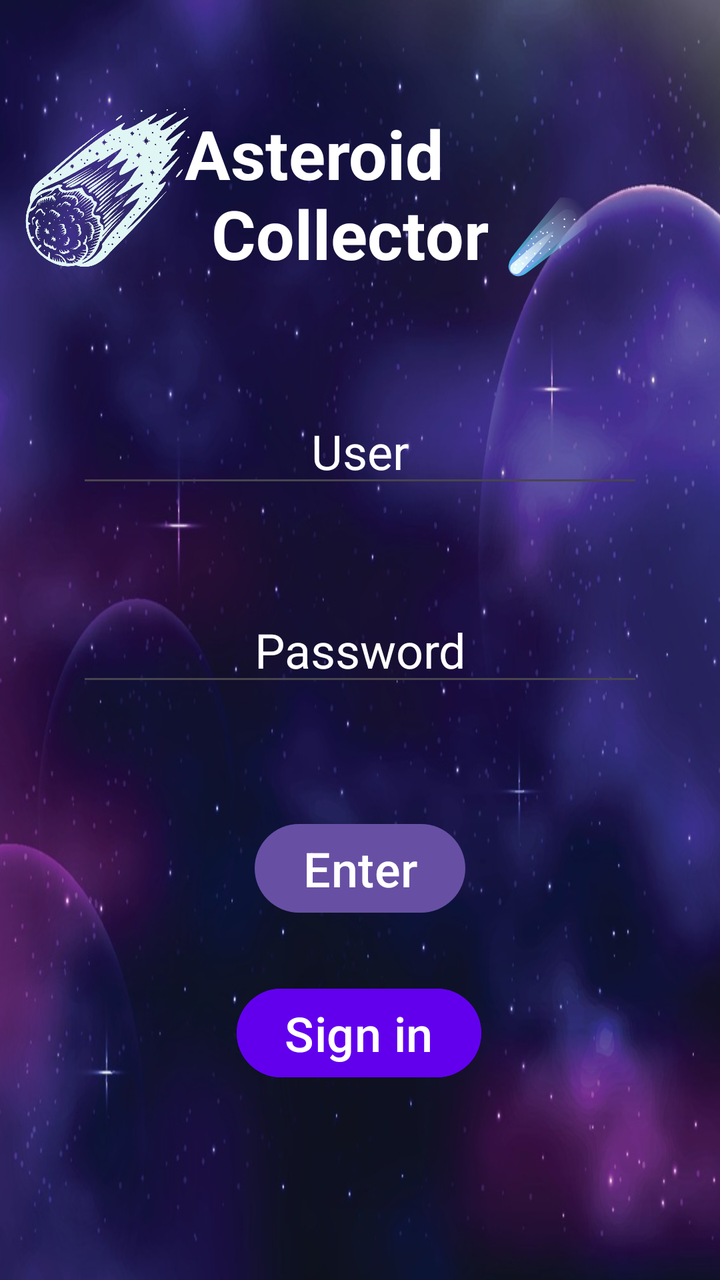
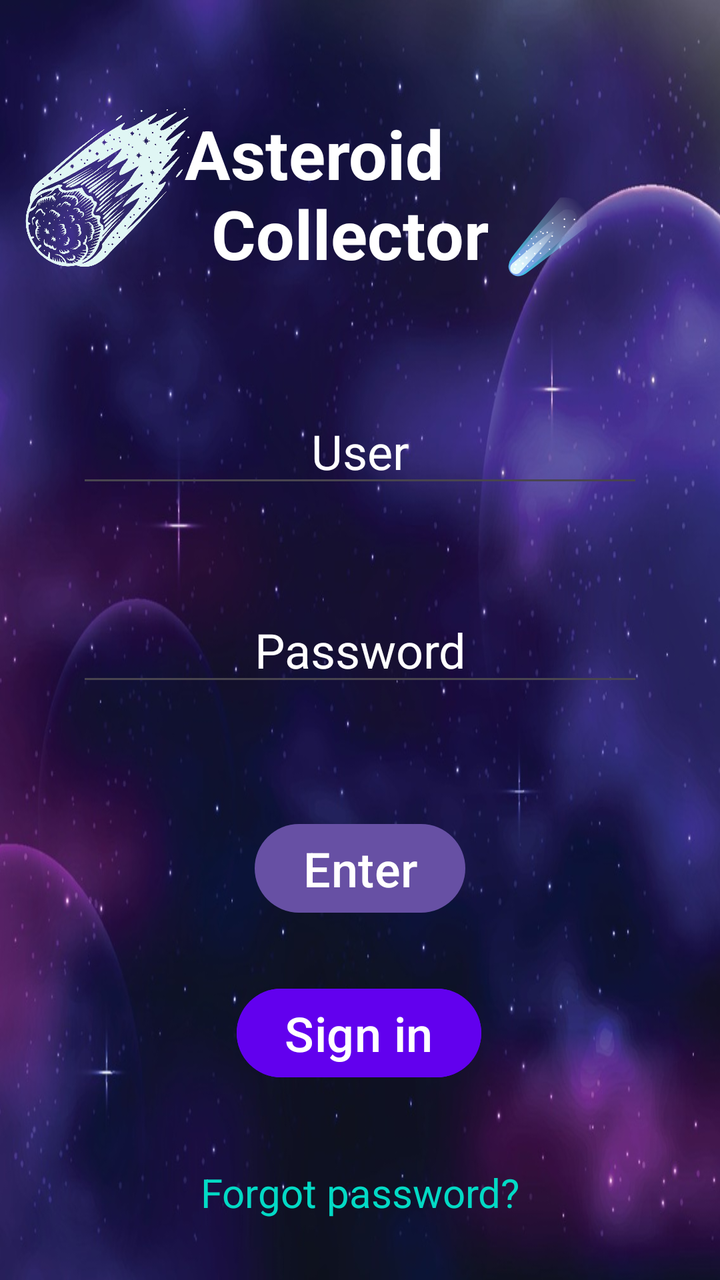

Before-and-after screenshots of an Android layout around one commit, followed by the original layout XML and the change that was made.
<!-- AndroidManifest.xml: activity theme Theme.AsteroidCollector -->
<!-- res/layout/activity_main.xml -->
<?xml version="1.0" encoding="utf-8"?>
<androidx.constraintlayout.widget.ConstraintLayout xmlns:android="http://schemas.android.com/apk/res/android"
    xmlns:app="http://schemas.android.com/apk/res-auto"
    xmlns:tools="http://schemas.android.com/tools"
    android:id="@+id/main"
    android:layout_width="match_parent"
    android:layout_height="match_parent"
    android:background="@drawable/stars_background"
    android:padding="10dp"
    tools:context=".MainActivity">

    <ImageView
        android:id="@+id/imageView"
        android:layout_width="93dp"
        android:layout_height="91dp"
        android:layout_marginTop="40dp"
        android:contentDescription="@string/title"
        app:layout_constraintEnd_toStartOf="@+id/tv_title"
        app:layout_constraintHorizontal_bias="0.343"
        app:layout_constraintStart_toStartOf="parent"
        app:layout_constraintTop_toTopOf="parent"
        app:srcCompat="@drawable/meteor_icon_white" />

    <TextView
        android:id="@+id/tv_title"
        android:layout_width="wrap_content"
        android:layout_height="wrap_content"
        android:layout_marginTop="44dp"
        android:text="@string/title"
        android:textColor="@color/white"
        android:textSize="34sp"
        android:textStyle="bold"
        app:layout_constraintEnd_toEndOf="parent"
        app:layout_constraintHorizontal_bias="0.6"
        app:layout_constraintStart_toStartOf="parent"
        app:layout_constraintTop_toTopOf="parent" />

    <EditText
        android:id="@+id/et_user"
        android:layout_width="wrap_content"
        android:layout_height="wrap_content"
        android:layout_marginTop="60dp"
        android:ems="10"
        android:hint="@string/h_user"
        android:inputType="text"
        android:textAlignment="center"
        android:textColor="@color/white"
        android:textColorHint="@color/white"
        android:textSize="24sp"
        app:layout_constraintEnd_toEndOf="parent"
        app:layout_constraintStart_toStartOf="parent"
        app:layout_constraintTop_toBottomOf="@+id/tv_title" />

    <TextView
        android:id="@+id/tv_e_user"
        android:layout_width="wrap_content"
        android:layout_height="wrap_content"
        android:layout_marginTop="4dp"
        android:text="@string/e_user"
        android:textColor="@color/red"
        android:textSize="20sp"
        android:visibility="gone"
        app:layout_constraintEnd_toEndOf="parent"
        app:layout_constraintStart_toStartOf="parent"
        app:layout_constraintTop_toBottomOf="@+id/et_user" />

    <EditText
        android:id="@+id/et_password"
        android:layout_width="wrap_content"
        android:layout_height="wrap_content"
        android:layout_marginTop="50dp"
        android:ems="10"
        android:hint="@string/h_password"
        android:inputType="text|textPassword"
        android:textAlignment="center"
        android:textColor="@color/white"
        android:textColorHint="@color/white"
        android:textSize="24sp"
        app:layout_constraintEnd_toEndOf="parent"
        app:layout_constraintStart_toStartOf="parent"
        app:layout_constraintTop_toBottomOf="@+id/et_user" />

    <TextView
        android:id="@+id/tv_e_password"
        android:layout_width="wrap_content"
        android:layout_height="wrap_content"
        android:layout_marginTop="4dp"
        android:text="@string/e_password"
        android:textColor="@color/red"
        android:textSize="20sp"
        android:visibility="gone"
        app:layout_constraintEnd_toEndOf="parent"
        app:layout_constraintHorizontal_bias="0.5"
        app:layout_constraintStart_toStartOf="parent"
        app:layout_constraintTop_toBottomOf="@+id/et_password" />

    <EditText
        android:id="@+id/et_repeat_password"
        android:layout_width="wrap_content"
        android:layout_height="wrap_content"
        android:layout_marginTop="50dp"
        android:ems="10"
        android:hint="@string/h_repeat_password"
        android:inputType="text|textPassword"
        android:textAlignment="center"
        android:textColor="@color/white"
        android:textColorHint="@color/white"
        android:textSize="24sp"
        android:visibility="gone"
        app:layout_constraintEnd_toEndOf="parent"
        app:layout_constraintStart_toStartOf="parent"
        app:layout_constraintTop_toBottomOf="@+id/et_password" />

    <TextView
        android:id="@+id/tv_e_end"
        android:layout_width="wrap_content"
        android:layout_height="wrap_content"
        android:layout_marginTop="4dp"
        android:text="@string/e_passwords_matching"
        android:textColor="@color/red"
        android:textSize="20sp"
        android:visibility="gone"
        app:layout_constraintEnd_toEndOf="parent"
        app:layout_constraintStart_toStartOf="parent"
        app:layout_constraintTop_toBottomOf="@+id/et_repeat_password" />

    <Button
        android:id="@+id/b_enter"
        android:layout_width="wrap_content"
        android:layout_height="wrap_content"
        android:layout_marginTop="60dp"
        android:text="@string/h_enter"
        android:textColor="@color/white"
        android:textSize="24sp"
        app:layout_constraintEnd_toEndOf="parent"
        app:layout_constraintStart_toStartOf="parent"
        app:layout_constraintTop_toBottomOf="@+id/et_repeat_password" />

    <Button
        android:id="@+id/b_register"
        android:layout_width="wrap_content"
        android:layout_height="wrap_content"
        android:layout_marginTop="30dp"
        android:backgroundTint="@color/purple_500"
        android:text="@string/h_sign_in"
        android:textColor="@color/white"
        android:textSize="24sp"
        app:layout_constraintEnd_toEndOf="parent"
        app:layout_constraintHorizontal_bias="0.498"
        app:layout_constraintStart_toStartOf="parent"
        app:layout_constraintTop_toBottomOf="@+id/b_enter" />

</androidx.constraintlayout.widget.ConstraintLayout>
<!-- resources referenced by this layout -->
<resources>
  <color name="purple_500">#FF6200EE</color>
  <color name="red">#FF0000</color>
  <color name="white">#FFFFFFFF</color>
  <!-- drawable meteor_icon_white: png bitmap (drawable, 569362 bytes) -->
  <!-- drawable stars_background: png bitmap (drawable, 131865 bytes) -->
  <string name="e_password">The password written is not valid</string>
  <string name="e_passwords_matching">The passwords do not match</string>
  <string name="e_user">The user written is not valid</string>
  <string name="h_enter">Enter</string>
  <string name="h_password">Password</string>
  <string name="h_repeat_password">Repeat Password</string>
  <string name="h_sign_in">Sign in</string>
  <string name="h_user">User</string>
  <string name="title">Asteroid \n\t\tCollector ☄️</string>
  <style name="Theme.AsteroidCollector" parent="Theme.MaterialComponents.DayNight.NoActionBar">
          
          <item name="colorPrimary">@color/purple_500</item>
          <item name="colorPrimaryVariant">@color/purple_700</item>
          <item name="colorOnPrimary">@color/white</item>
          
          <item name="colorSecondary">@color/teal_200</item>
          <item name="colorSecondaryVariant">@color/teal_700</item>
          <item name="colorOnSecondary">@color/black</item>
          
          <item name="android:statusBarColor">?attr/colorPrimaryVariant</item>
          
      </style>
  <color name="purple_700">#FF3700B3</color>
  <color name="teal_200">#FF03DAC5</color>
  <color name="teal_700">#FF018786</color>
  <color name="black">#FF000000</color>
</resources>

<!-- the commit's change to res/layout/activity_main.xml (unified diff, before → after) -->
@@ -150,4 +150,16 @@
         app:layout_constraintStart_toStartOf="parent"
         app:layout_constraintTop_toBottomOf="@+id/b_enter" />
 
+    <TextView
+        android:id="@+id/tv_forget_password"
+        android:layout_width="wrap_content"
+        android:layout_height="wrap_content"
+        android:layout_marginTop="40dp"
+        android:text="@string/h_forgot_password"
+        android:textColor="@color/teal_200"
+        android:textSize="20sp"
+        app:layout_constraintEnd_toEndOf="parent"
+        app:layout_constraintStart_toStartOf="parent"
+        app:layout_constraintTop_toBottomOf="@+id/b_register" />
+
 </androidx.constraintlayout.widget.ConstraintLayout>
<!-- resource entries referenced after the edit -->
@@ -9,6 +9,7 @@
   <string name="e_passwords_matching">The passwords do not match</string>
   <string name="e_user">The user written is not valid</string>
   <string name="h_enter">Enter</string>
+  <string name="h_forgot_password">Forgot password?</string>
   <string name="h_password">Password</string>
   <string name="h_repeat_password">Repeat Password</string>
   <string name="h_sign_in">Sign in</string>
